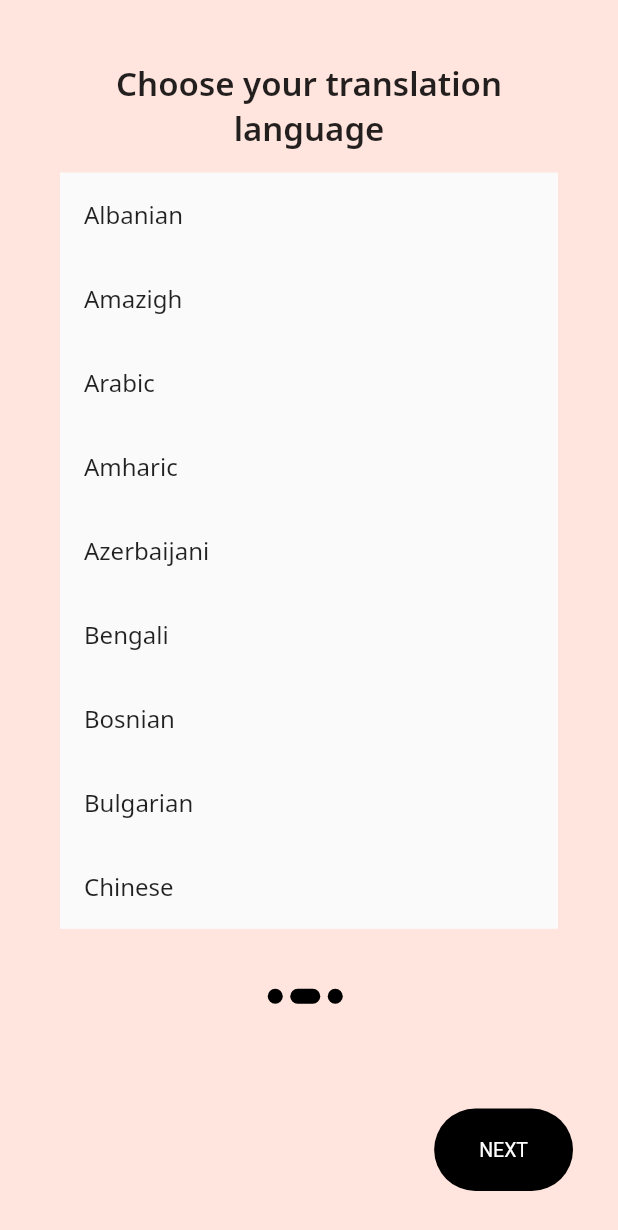
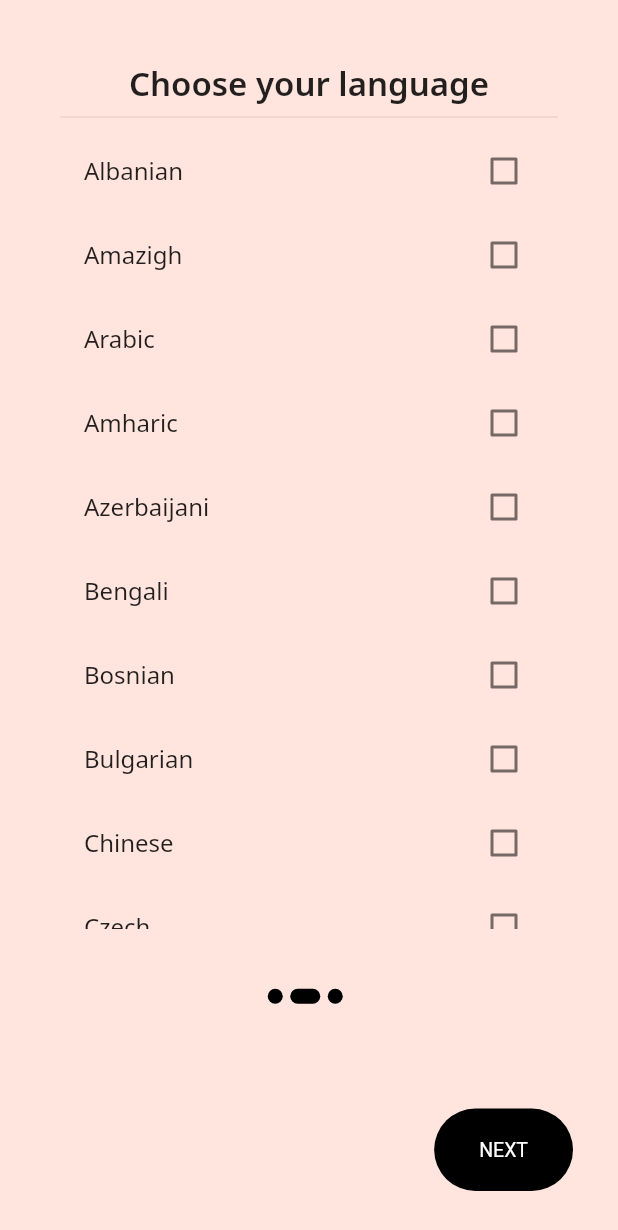
Before and after one commit to FaheemJawfar/al_quran, a Flutter app: the screen it shows after launch, after a tap on "NEXT", on a phone screen of 412 x 824 dp. Shown: the top 1230 px of the screen. Run offline on Flutter 3.47's test engine with Material 2 defaults, Android fonts, the phone set to English and light mode, and no system bars; our stand-ins replace device_info_plus, just_audio, just_audio_background, package_info_plus, scrollable_positioned_list, share_plus and 2 more; missing offline and left inert: custom_cupertino_picker; project files that could hold a hidden picture were left out.

Commit message:
Improvements on Onboarding Screens

```diff
--- a/lib/bookmarks/bookmark_helper.dart
+++ b/lib/bookmarks/bookmark_helper.dart
@@ -18,7 +18,7 @@ class BookmarkHelper {
       AppPreferences.setStringList(_bookmarkKey, bookmarkList);
     }
 
-    ShowToast.showToast(context, BookmarksTexts.bookmarkAdded);
+    ShowToast.show(context, BookmarksTexts.bookmarkAdded);
   }
 
   // Delete a bookmark from the list
@@ -30,7 +30,7 @@ class BookmarkHelper {
       bookmarkList.remove('${bookmark.suraNumber}:${bookmark.verseNumber}');
       AppPreferences.setStringList(_bookmarkKey, bookmarkList);
     }
-    ShowToast.showToast(context, BookmarksTexts.bookmarkDeleted);
+    ShowToast.show(context, BookmarksTexts.bookmarkDeleted);
   }
 
   // Get the list of bookmarks
--- a/lib/common_widgets/show_toast.dart
+++ b/lib/common_widgets/show_toast.dart
@@ -2,7 +2,7 @@ import 'package:flutter/material.dart';
 
 class ShowToast {
 
-  static void showToast(BuildContext context, String message) {
+  static void show(BuildContext context, String message) {
     final scaffold = ScaffoldMessenger.of(context);
     scaffold.showSnackBar(
       SnackBar(
--- a/lib/home/rate_app.dart
+++ b/lib/home/rate_app.dart
@@ -43,7 +43,7 @@ class _RateAppState extends State<RateApp> {
                   Launcher.launchEmail(feedbackController.text);
                   Navigator.of(context).pop();
                 } else {
-                  ShowToast.showToast(context, HomeTexts.pleaseEnterFeedback);
+                  ShowToast.show(context, HomeTexts.pleaseEnterFeedback);
                 }
               },
               child: const Text(HomeTexts.ratingSubmit),
--- a/lib/onboarding/choose_language.dart
+++ b/lib/onboarding/choose_language.dart
@@ -1,9 +1,10 @@
+import 'package:al_quran/providers/quran_provider.dart';
 import 'package:flutter/material.dart';
-
+import 'package:provider/provider.dart';
 import '../translation/translation.dart';
 
 class ChooseLanguageScreen extends StatefulWidget {
-  const ChooseLanguageScreen({super.key});
+  const ChooseLanguageScreen({Key? key}) : super(key: key);
 
   @override
   State<ChooseLanguageScreen> createState() => _ChooseLanguageScreenState();
@@ -12,32 +13,37 @@ class ChooseLanguageScreen extends StatefulWidget {
 class _ChooseLanguageScreenState extends State<ChooseLanguageScreen> {
   @override
   Widget build(BuildContext context) {
+    final quranProvider = Provider.of<QuranProvider>(context, listen: true);
     return Column(
       mainAxisSize: MainAxisSize.min,
       children: [
         const Text(
-          'Choose your translation language',
+          'Choose your language',
           textAlign: TextAlign.center,
           style: TextStyle(
             fontWeight: FontWeight.w600,
             fontSize: 22,
           ),
         ),
-        const SizedBox(height: 15),
+        const Divider(),
+        //const SizedBox(height: 15),
         Expanded(
-          child: Material(
           child: ListView.builder(
             itemCount: Translation.uniqueLanguages().length,
             itemBuilder: (context, index) {
-                return ListTile(
-                  onTap: () {
-
+              final language = Translation.uniqueLanguages()[index];
+              return CheckboxListTile(
+                value: quranProvider.onboardSelectedLanguage == language,
+                onChanged: (newValue) {
+                  setState(() {
+                    quranProvider.onboardSelectedLanguage =
+                        newValue != null && newValue ? language : null;
+                  });
                 },
-                  tileColor: Colors.transparent,
-                  title: Text(Translation.uniqueLanguages()[index]),
+                tileColor: const Color(0xffFFE5DE),
+                title: Text(language),
               );
             },
-            ),
           ),
         ),
       ],
--- a/lib/onboarding/choose_translation.dart
+++ b/lib/onboarding/choose_translation.dart
@@ -1,42 +1,55 @@
 import 'package:flutter/material.dart';
+import 'package:provider/provider.dart';
+import '../providers/quran_provider.dart';
 import '../translation/translation.dart';
 
 class ChooseTranslationScreen extends StatefulWidget {
   const ChooseTranslationScreen({super.key});
 
   @override
-  State<ChooseTranslationScreen> createState() => _ChooseTranslationScreenState();
+  State<ChooseTranslationScreen> createState() =>
+      _ChooseTranslationScreenState();
 }
 
 class _ChooseTranslationScreenState extends State<ChooseTranslationScreen> {
   @override
   Widget build(BuildContext context) {
+    final quranProvider = Provider.of<QuranProvider>(context, listen: true);
+    final translationList = Translation.findTranslationsByLanguage(
+        quranProvider.onboardSelectedLanguage!);
     return Column(
       mainAxisSize: MainAxisSize.min,
       children: [
         const Text(
-          'Choose your translation language',
+          'Choose a translation',
           textAlign: TextAlign.center,
           style: TextStyle(
             fontWeight: FontWeight.w600,
             fontSize: 22,
           ),
         ),
-        const SizedBox(height: 15),
+        const Divider(),
+        //const SizedBox(height: 15),
         Expanded(
-          child: Material(
-            child: ListView.builder(
-              itemCount: Translation.uniqueLanguages().length,
-              itemBuilder: (context, index) {
-                return ListTile(
-                  onTap: () {
-
-                  },
-                  tileColor: Colors.transparent,
-                  title: Text(Translation.uniqueLanguages()[index]),
-                );
-              },
-            ),
+          child: ListView.builder(
+            itemCount: translationList.length,
+            itemBuilder: (context, index) {
+              final translation = translationList[index]['nameInLanguage'];
+              return CheckboxListTile(
+                value: quranProvider.onboardSelectedTranslation == translation,
+                onChanged: (newValue) {
+                  setState(() {
+                    quranProvider.onboardSelectedTranslation = newValue !=
+                                null &&
+                            newValue
+                        ? translation
+                        : null; // Set selectedLanguage to the chosen language or null if unchecked
+                  });
+                },
+                tileColor: const Color(0xffDCF6E6),
+                title: Text(translation),
+              );
+            },
           ),
         ),
       ],
--- a/lib/onboarding/onboarding_screen.dart
+++ b/lib/onboarding/onboarding_screen.dart
@@ -1,7 +1,11 @@
+import 'package:al_quran/common_widgets/show_toast.dart';
 import 'package:al_quran/onboarding/choose_language.dart';
 import 'package:al_quran/onboarding/choose_translation.dart';
 import 'package:al_quran/onboarding/welcome_onboarding.dart';
 import 'package:flutter/material.dart';
+import 'package:provider/provider.dart';
+
+import '../providers/quran_provider.dart';
 
 class OnboardingScreen extends StatefulWidget {
   const OnboardingScreen({Key? key}) : super(key: key);
@@ -11,13 +15,13 @@ class OnboardingScreen extends StatefulWidget {
 }
 
 class _OnboardingScreenState extends State<OnboardingScreen> {
-  late PageController _controller;
-  bool itemSelected = false;
-  int selectedIndex = 0;
+  late PageController _pageController;
+  String? selectedLanguage;
+  late final quranProvider = Provider.of<QuranProvider>(context, listen: false);
 
   @override
   void initState() {
-    _controller = PageController();
+    _pageController = PageController();
     super.initState();
   }
 
@@ -46,20 +50,14 @@ class _OnboardingScreenState extends State<OnboardingScreen> {
     );
   }
 
-
   List<Widget> onboardingPages = [
     const WelcomeOnboarding(),
     const ChooseLanguageScreen(),
     const ChooseTranslationScreen()
   ];
 
-
-
-
-
   @override
   Widget build(BuildContext context) {
-
     return SafeArea(
       child: Scaffold(
         backgroundColor: colors[_currentPage],
@@ -68,8 +66,8 @@ class _OnboardingScreenState extends State<OnboardingScreen> {
             Expanded(
               flex: 4,
               child: PageView.builder(
-                physics: const BouncingScrollPhysics(),
-                controller: _controller,
+                physics: const NeverScrollableScrollPhysics(),
+                controller: _pageController,
                 onPageChanged: (value) => setState(() => _currentPage = value),
                 itemCount: onboardingPages.length,
                 itemBuilder: (context, i) {
@@ -94,11 +92,36 @@ class _OnboardingScreenState extends State<OnboardingScreen> {
                       ),
                     ),
                   ),
-                  _currentPage + 1 == onboardingPages.length
-                      ? Padding(
+                  if (_currentPage + 1 == onboardingPages.length)
+                    Padding(
                       padding: const EdgeInsets.all(30),
-                    child: ElevatedButton(
-                      onPressed: () {},
+                      child: Row(
+                        children: [
+                          TextButton(
+                            onPressed: () {
+                              _pageController.jumpToPage(1);
+                            },
+                            style: TextButton.styleFrom(
+                              elevation: 0,
+                              textStyle: const TextStyle(
+                                fontWeight: FontWeight.w600,
+                                fontSize: 13,
+                              ),
+                            ),
+                            child: const Text(
+                              "BACK",
+                              style: TextStyle(color: Colors.black),
+                            ),
+                          ),
+                          const Spacer(),
+                          ElevatedButton(
+                            onPressed: () {
+                              if (checkSelections()) {
+                              } else {
+                                ShowToast.show(
+                                    context, 'Please choose a translation');
+                              }
+                            },
                             style: ElevatedButton.styleFrom(
                               backgroundColor: Colors.black,
                               shape: RoundedRectangleBorder(
@@ -106,40 +129,32 @@ class _OnboardingScreenState extends State<OnboardingScreen> {
                               ),
                               padding: const EdgeInsets.symmetric(
                                   horizontal: 100, vertical: 20),
-
-                        textStyle:
-                        const TextStyle(fontSize:  13 ),
+                              textStyle: const TextStyle(fontSize: 13),
                             ),
                             child: const Text("START"),
                           ),
+                        ],
+                      ),
                     )
-                      : Padding(
+                  else
+                    Padding(
                       padding: const EdgeInsets.all(30),
                       child: Row(
                         mainAxisAlignment: MainAxisAlignment.end,
                         children: [
-                        // TextButton(
-                        //   onPressed: () {
-                        //     _controller.jumpToPage(2);
-                        //   },
-                        //   child: const Text(
-                        //     "SKIP",
-                        //     style: TextStyle(color: Colors.black),
-                        //   ),
-                        //   style: TextButton.styleFrom(
-                        //     elevation: 0,
-                        //     textStyle: TextStyle(
-                        //       fontWeight: FontWeight.w600,
-                        //       fontSize: (width <= 550) ? 13 : 17,
-                        //     ),
-                        //   ),
-                        // ),
                           ElevatedButton(
                             onPressed: () {
-                            _controller.nextPage(
+                              if (checkSelections()) {
+                                _pageController.nextPage(
                                   duration: const Duration(milliseconds: 200),
                                   curve: Curves.easeIn,
                                 );
+                              } else {
+                                if (_currentPage == 1) {
+                                  ShowToast.show(context,
+                                      'Please choose your language to select a translation');
+                                }
+                              }
                             },
                             style: ElevatedButton.styleFrom(
                               backgroundColor: Colors.black,
@@ -149,8 +164,7 @@ class _OnboardingScreenState extends State<OnboardingScreen> {
                               elevation: 0,
                               padding: const EdgeInsets.symmetric(
                                   horizontal: 30, vertical: 20),
-                            textStyle: const TextStyle(
-                                fontSize: 13 ),
+                              textStyle: const TextStyle(fontSize: 13),
                             ),
                             child: const Text("NEXT"),
                           ),
@@ -165,4 +179,17 @@ class _OnboardingScreenState extends State<OnboardingScreen> {
       ),
     );
   }
+
+  bool checkSelections() {
+    if (_currentPage == 0) {
+      return true;
     }
+    if (_currentPage == 1 && quranProvider.onboardSelectedLanguage != null) {
+      return true;
+    }
+    if (_currentPage == 2 && quranProvider.onboardSelectedTranslation != null) {
+      return true;
+    }
+    return false;
+  }
+}
--- a/lib/providers/quran_provider.dart
+++ b/lib/providers/quran_provider.dart
@@ -11,6 +11,10 @@ import '../read_quran/quran_aya.dart';
 import '../quran_audio/reciter.dart';
 
 class QuranProvider extends ChangeNotifier {
+  //Onboarding
+  String? onboardSelectedLanguage;
+  String? onboardSelectedTranslation;
+
   bool _isDarkMode = false;
 
   bool get isDarkMode => AppPreferences.getBool('isDarkMode') ?? _isDarkMode;
@@ -103,7 +107,8 @@ class QuranProvider extends ChangeNotifier {
     return bismillah;
   }
 
-  bool get isPJMode => selectedTranslation == 'pj' || selectedTranslation == 'tntj';
+  bool get isPJMode =>
+      selectedTranslation == 'pj' || selectedTranslation == 'tntj';
 
   List<QuranAya> get selectedSuraTranslation {
     List<QuranAya> content = [];
@@ -138,9 +143,13 @@ class QuranProvider extends ChangeNotifier {
     return _allSurasTamil[sura - 1].listOfAyas[aya - 1];
   }
 
-
   QuranAya filterOneAyaTranslationFromSearch(int sura, int aya) {
-    return _allSurasTamil[sura - 1].listOfAyas.firstWhere((element) => element.ayaNumberList.split(',').map((str) => int.parse(str)).toList().contains(aya));
+    return _allSurasTamil[sura - 1].listOfAyas.firstWhere((element) => element
+        .ayaNumberList
+        .split(',')
+        .map((str) => int.parse(str))
+        .toList()
+        .contains(aya));
   }
 
   TextSpan getArabicAyaListFromTranslation(
@@ -240,19 +249,17 @@ class QuranProvider extends ChangeNotifier {
         .firstWhere((reciter) => reciter.identifier == selectedReciter);
   }
 
-
   List<Bookmark> _bookmarkList = BookmarkHelper.getBookmarkList();
 
   get bookmarkList => _bookmarkList;
 
-  addBookmark(Bookmark bookmark, BuildContext context){
+  addBookmark(Bookmark bookmark, BuildContext context) {
     BookmarkHelper.addBookmark(bookmark, context);
     _bookmarkList = BookmarkHelper.getBookmarkList();
     notifyListeners();
   }
 
-
-  deleteBookmark(Bookmark bookmark, BuildContext context){
+  deleteBookmark(Bookmark bookmark, BuildContext context) {
     BookmarkHelper.deleteBookmark(bookmark, context);
     _bookmarkList = BookmarkHelper.getBookmarkList();
     notifyListeners();
--- a/lib/quran_audio/quran_audio_screen.dart
+++ b/lib/quran_audio/quran_audio_screen.dart
@@ -152,7 +152,7 @@ class _QuranAudioPlayerScreenState extends State<QuranAudioPlayerScreen> {
         isLoading = false;
       });
       if (mounted) {
-        ShowToast.showToast(context, QuranAudioTexts.checkInternetConnection);
+        ShowToast.show(context, QuranAudioTexts.checkInternetConnection);
       }
       return false;
     }
--- a/lib/read_quran/read_thafseer_screen.dart
+++ b/lib/read_quran/read_thafseer_screen.dart
@@ -70,7 +70,7 @@ class _ReadThafseerScreenState extends State<ReadThafseerScreen> {
               onPressed: () {
               String textToShare = '$header\n${'-' * header.length}\n\n${widget.selectedThafseer.content}\n\n${'-' * header.length}\nதிருக்குர்ஆன் தமிழாக்கம்: ${widget.writtenBy},\nவிளக்கக் குறிப்பு: ${widget.selectedThafseer.index}';
               VerseHelper.copyText(textToShare);
-              ShowToast.showToast(context, 'விளக்கக் குறிப்பு பிரதி செய்யப்பட்டது!');
+              ShowToast.show(context, 'விளக்கக் குறிப்பு பிரதி செய்யப்பட்டது!');
 
           }, icon: const Icon(Icons.copy_all)),
         ],
--- a/lib/read_quran/sura_translation_screen.dart
+++ b/lib/read_quran/sura_translation_screen.dart
@@ -124,7 +124,7 @@ class _SuraTranslationScreenState extends State<SuraTranslationScreen> {
 
     if(!internetConnected){
       if(!mounted) return;
-      ShowToast.showToast(context, ReadQuranTexts.noInternet);
+      ShowToast.show(context, ReadQuranTexts.noInternet);
       setState(() {
         isPlaying = false;
       });
--- a/lib/read_quran/verse_helper.dart
+++ b/lib/read_quran/verse_helper.dart
@@ -15,7 +15,7 @@ class VerseHelper {
     BuildContext context,
   ) async {
     final clipboardData = ClipboardData(text: text);
-    ShowToast.showToast(context, ReadQuranTexts.verseCopied);
+    ShowToast.show(context, ReadQuranTexts.verseCopied);
     await Clipboard.setData(clipboardData);
   }
 
@@ -107,7 +107,7 @@ class VerseHelper {
       String suraText = suraFullText.toString();
 
       final clipboardData = ClipboardData(text: suraText);
-      ShowToast.showToast(context, ReadQuranTexts.chapterCopied);
+      ShowToast.show(context, ReadQuranTexts.chapterCopied);
       await Clipboard.setData(
         clipboardData,
       );
```
Also changed, not shown: lib/main.dart (+2 -8 lines), lib/translation/translation.dart (+9 -0 lines). Lines whose indentation alone changed are shown as unchanged.
